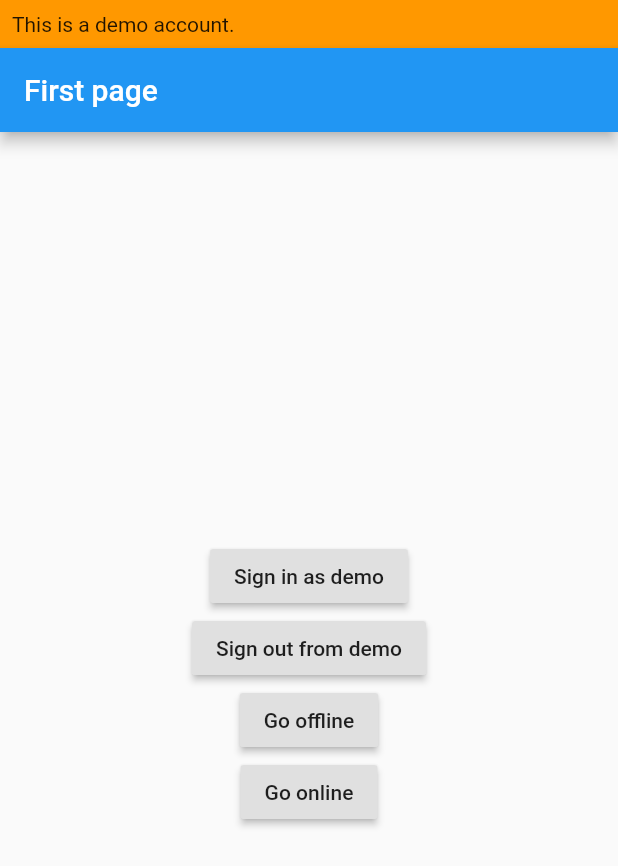
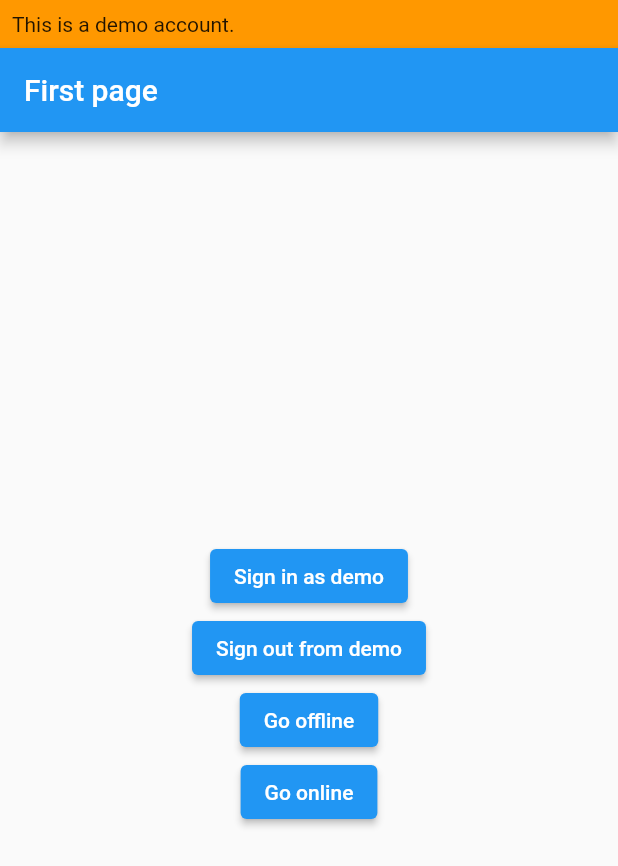
Before and after one commit to MarcelGarus/banners, a Flutter app: the screen it shows after launch, after a tap on "Sign in as demo", on a phone screen of 412 x 824 dp. Shown: the top 866 px of the screen. Run offline on Flutter 3.47's test engine with Material 2 defaults, Android fonts, the phone set to English and light mode, and no system bars.

Commit message:
Update to Flutter 3

```diff
--- a/example/lib/main.dart
+++ b/example/lib/main.dart
@@ -1,5 +1,5 @@
+import 'package:banners/banners.dart';
 import 'package:flutter/material.dart';
-import 'package:banners/banners.dart';
 
 import 'banners.dart';
 
@@ -7,16 +7,12 @@ void main() => runApp(MyApp());
 
 class MyApp extends StatelessWidget {
   @override
-  Widget build(BuildContext context) {
-    return MaterialApp(
-      home: ThePage(),
-    );
-  }
+  Widget build(BuildContext _) => MaterialApp(home: ThePage());
 }
 
 class ThePage extends StatefulWidget {
   @override
-  _ThePageState createState() => _ThePageState();
+  State<ThePage> createState() => _ThePageState();
 }
 
 class _ThePageState extends State<ThePage> {
@@ -33,19 +29,19 @@ class _ThePageState extends State<ThePage> {
             mainAxisAlignment: MainAxisAlignment.center,
             crossAxisAlignment: CrossAxisAlignment.center,
             children: [
-              RaisedButton(
+              ElevatedButton(
                 onPressed: () => setState(() => _banners.add(DemoBanner())),
                 child: Text('Sign in as demo'),
               ),
-              RaisedButton(
+              ElevatedButton(
                 onPressed: () => setState(() => _banners.remove(DemoBanner())),
                 child: Text('Sign out from demo'),
               ),
-              RaisedButton(
+              ElevatedButton(
                 onPressed: () => setState(() => _banners.add(OfflineBanner())),
                 child: Text('Go offline'),
               ),
-              RaisedButton(
+              ElevatedButton(
                 onPressed: () =>
                     setState(() => _banners.remove(OfflineBanner())),
                 child: Text('Go online'),
--- a/example/pubspec.yaml
+++ b/example/pubspec.yaml
@@ -1,7 +1,8 @@
 name: example
 
 environment:
-  sdk: ">=2.6.0 <3.0.0"
+  flutter: '>=3.0.0 <4.0.0'
+  sdk: '>=2.17.0 <3.0.0'
 
 dependencies:
   flutter:
--- a/lib/src/bannered.dart
+++ b/lib/src/bannered.dart
@@ -5,17 +5,17 @@ const _childKey = ValueKey('child');
 
 class Bannered extends StatelessWidget {
   const Bannered({
-    Key? key,
+    super.key,
     required this.banners,
     required this.child,
-  }) : super(key: key);
+  });
 
   final List<Widget> banners;
   final Widget child;
 
   @override
   Widget build(BuildContext context) {
-    return Container(
+    return SizedBox(
       width: double.infinity,
       child: Column(
         children: <Widget>[
--- a/lib/src/scaffold.dart
+++ b/lib/src/scaffold.dart
@@ -2,10 +2,10 @@ import 'package:flutter/material.dart';
 
 class BannerScaffold extends StatelessWidget {
   const BannerScaffold({
-    Key? key,
+    super.key,
     required this.backgroundColor,
     required this.body,
-  }) : super(key: key);
+  });
 
   final Color backgroundColor;
   final Widget body;
--- a/pubspec.yaml
+++ b/pubspec.yaml
@@ -1,10 +1,11 @@
 name: banners
-version: 0.3.0
+version: 0.3.1
 description: Package for dynamically displaying global banners at the top of the screen.
 repository: https://github.com/marcelgarus/banners
 
 environment:
-  sdk: ">=2.12.0 <3.0.0"
+  flutter: '>=3.0.0 <4.0.0'
+  sdk: '>=2.17.0 <3.0.0'
 
 dependencies:
   collection: ^1.15.0
```
Also changed, not shown: pubspec.lock, 3 other files.
